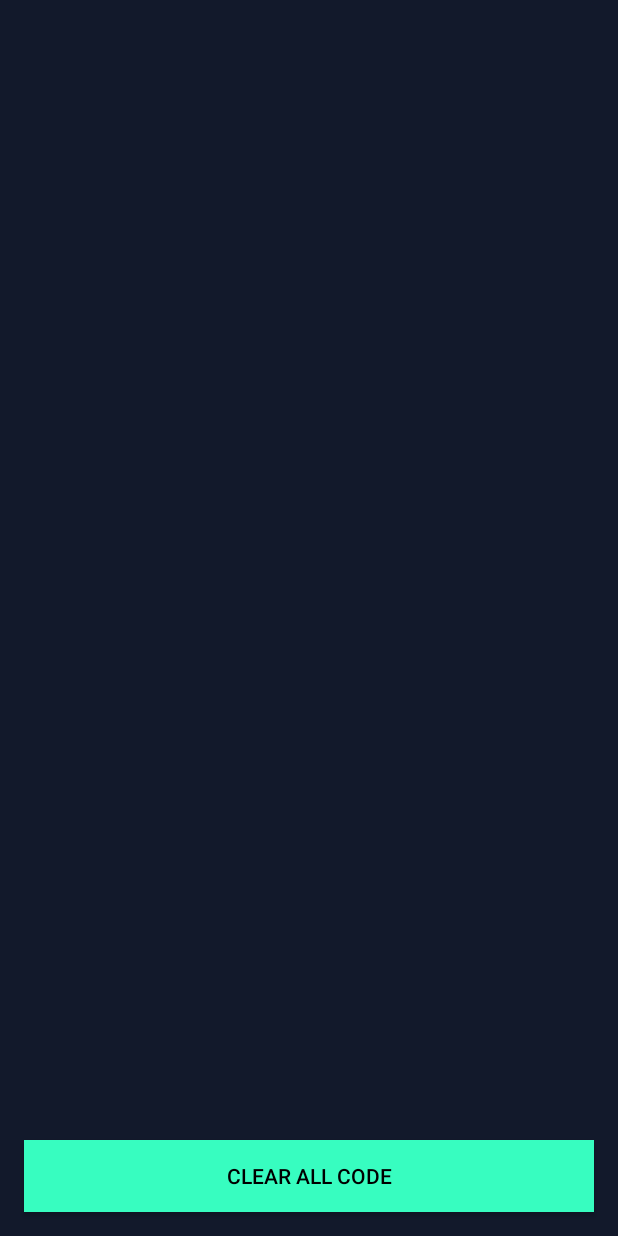
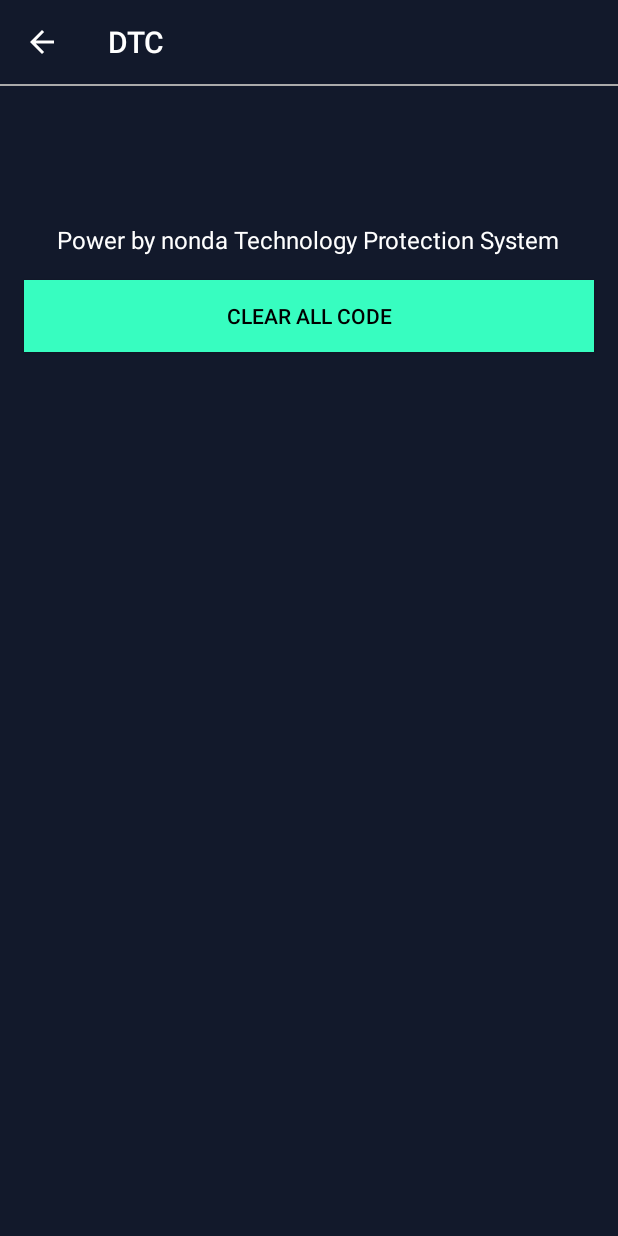
Before and after one commit to xfdingustc/DTC, an Android app: the FaultActivity screen opened directly, with no data from a screen before it, after a tap on "CLEAR ALL CODE", on a phone screen of 412 x 824 dp. Run offline under Robolectric (Android 15) with nearby library versions, the phone set to English and light mode, and no system bars; our stand-ins replace ButterKnife, EventBus; libraries missing offline, so code that uses them is left out: com.orhanobut.logger; 1 statement that could not run was skipped.

Commit message:
add Fault activity

```diff
--- a/DTC/app/src/main/java/com/nonda/dtc/FaultActivity.java
+++ b/DTC/app/src/main/java/com/nonda/dtc/FaultActivity.java
@@ -2,10 +2,22 @@ package com.nonda.dtc;
 
 import android.app.Activity;
 import android.content.Intent;
+import android.graphics.Color;
 import android.os.Bundle;
 import android.support.annotation.Nullable;
+import android.support.v7.widget.LinearLayoutManager;
+import android.support.v7.widget.RecyclerView;
+import android.view.View;
+import android.widget.TextView;
+import android.widget.Toolbar;
 
 import com.nonda.dtc.app.AppHolder;
+import com.nonda.dtc.model.DTCError;
+import com.orhanobut.logger.Logger;
+
+import org.greenrobot.eventbus.EventBus;
+import org.greenrobot.eventbus.Subscribe;
+import org.greenrobot.eventbus.ThreadMode;
 
 import butterknife.BindView;
 import butterknife.ButterKnife;
@@ -16,15 +28,34 @@ import butterknife.OnClick;
  */
 
 public class FaultActivity extends Activity {
+    private static final String TAG = FaultActivity.class.getSimpleName();
     private AppHolder mAppHolder = AppHolder.getInstance();
+
+    private IssueListAdapter mAdatper;
     public static void launch(Activity activity) {
         Intent intent = new Intent(activity, FaultActivity.class);
         activity.startActivity(intent);
     }
 
+    @Subscribe(threadMode = ThreadMode.MAIN)
+    public void onDTCError(DTCError error) {
+        mAdatper.setIssueList(error);
+        Logger.t(TAG).d("error: " + error.toString());
+        title.setText("" + error.getErrors().size() + " Issues Need to Check");
+    }
+
+    @BindView(R.id.title)
+    TextView title;
+
+    @BindView(R.id.issue_list)
+    RecyclerView issueList;
+
+    @BindView(R.id.toolbar)
+    Toolbar toolbar;
+
     @OnClick(R.id.clear)
     public void onBtnClearClicked() {
-        AppHolder.getInstance().writeCmd("ATFCDTC");
+        AppHolder.getInstance().writeCmd(DTCConsts.ATFCDTC);
     }
 
     @Override
@@ -36,5 +67,31 @@ public class FaultActivity extends Activity {
     private void initViews() {
         setContentView(R.layout.activity_fault);
         ButterKnife.bind(this);
+        AppHolder.getInstance().writeCmd(DTCConsts.ATDTC);
+
+        toolbar.setTitleTextColor(Color.WHITE);
+        toolbar.setNavigationIcon(R.drawable.ic_arrow_back);
+        toolbar.setNavigationOnClickListener(new View.OnClickListener() {
+            @Override
+            public void onClick(View v) {
+                finish();
+            }
+        });
+
+        issueList.setLayoutManager(new LinearLayoutManager(this));
+        mAdatper = new IssueListAdapter(this);
+        issueList.setAdapter(mAdatper);
+    }
+
+    @Override
+    protected void onStart() {
+        super.onStart();
+        EventBus.getDefault().register(this);
+    }
+
+    @Override
+    protected void onStop() {
+        super.onStop();
+        EventBus.getDefault().unregister(this);
     }
 }
--- /dev/null
+++ b/DTC/app/src/main/java/com/nonda/dtc/IssueListAdapter.java
@@ -0,0 +1,62 @@
+package com.nonda.dtc;
+
+import android.content.Context;
+import android.support.v7.widget.RecyclerView;
+import android.view.LayoutInflater;
+import android.view.View;
+import android.view.ViewGroup;
+import android.widget.TextView;
+
+import com.nonda.dtc.model.DTCError;
+
+import butterknife.BindView;
+import butterknife.ButterKnife;
+
+/**
+ * Created by whaley on 2017/5/28.
+ */
+
+public class IssueListAdapter extends RecyclerView.Adapter<RecyclerView.ViewHolder> {
+
+    private final Context mContext;
+    private DTCError mError;
+
+    public IssueListAdapter(Context context) {
+        this.mContext = context;
+    }
+
+    public void setIssueList(DTCError error) {
+        this.mError = error;
+        notifyDataSetChanged();
+    }
+
+    @Override
+    public RecyclerView.ViewHolder onCreateViewHolder(ViewGroup parent, int viewType) {
+        LayoutInflater inflater = LayoutInflater.from(mContext);
+        View view = inflater.inflate(R.layout.item_issue, parent, false);
+        return new IssueListViewHolder(view);
+    }
+
+    @Override
+    public void onBindViewHolder(RecyclerView.ViewHolder holder, int position) {
+        IssueListViewHolder viewHolder = (IssueListViewHolder)holder;
+        viewHolder.issueName.setText(mError.getErrors().get(position));
+    }
+
+    @Override
+    public int getItemCount() {
+        return mError == null ? 0 : mError.getErrors().size();
+    }
+
+    public class IssueListViewHolder extends RecyclerView.ViewHolder {
+
+        @BindView(R.id.issue_name)
+        TextView issueName;
+
+
+        public IssueListViewHolder(View itemView) {
+            super(itemView);
+            ButterKnife.bind(this, itemView);
+        }
+    }
+}
--- a/DTC/app/src/main/java/com/nonda/dtc/model/ObdData.java
+++ b/DTC/app/src/main/java/com/nonda/dtc/model/ObdData.java
@@ -41,7 +41,11 @@ public class ObdData {
             } else if (onePayLoad.startsWith("XM")) {
                 obdData.instantMpg = Float.valueOf(onePayLoad.substring(2));
             } else if (onePayLoad.startsWith("D")) {
-//                obdData.error = Integer.valueOf(onePayLoad.substring(1));
+                try {
+                    obdData.error = Integer.valueOf(onePayLoad.substring(1));
+                } catch (NumberFormatException e) {
+                    obdData.error = -1;
+                }
             }
         }
 
--- /dev/null
+++ b/DTC/app/src/main/java/com/nonda/dtc/views/InertiaScrollView.java
@@ -0,0 +1,51 @@
+package com.nonda.dtc.views;
+
+import android.content.Context;
+import android.util.AttributeSet;
+import android.view.MotionEvent;
+import android.view.ViewConfiguration;
+import android.widget.ScrollView;
+
+/**
+ * Created by whaley on 2017/5/28.
+ */
+
+public class InertiaScrollView extends ScrollView {
+    private int downX;
+    private int downY;
+    private int mTouchSlop;
+
+    public InertiaScrollView(Context context) {
+        super(context);
+        mTouchSlop = ViewConfiguration.get(context).getScaledTouchSlop();
+    }
+
+    public InertiaScrollView(Context context, AttributeSet attrs) {
+        super(context, attrs);
+        mTouchSlop = ViewConfiguration.get(context).getScaledTouchSlop();
+    }
+
+    public InertiaScrollView(Context context, AttributeSet attrs, int defStyleAttr) {
+        super(context, attrs, defStyleAttr);
+        mTouchSlop = ViewConfiguration.get(context).getScaledTouchSlop();
+    }
+
+    @Override
+    public boolean onInterceptTouchEvent(MotionEvent e) {
+        int action = e.getAction();
+        switch (action) {
+            case MotionEvent.ACTION_DOWN:
+                downX = (int) e.getRawX();
+                downY = (int) e.getRawY();
+                break;
+            case MotionEvent.ACTION_MOVE:
+                int moveY = (int) e.getRawY();
+                if (Math.abs(moveY - downY) > mTouchSlop) {
+                    return true;
+                }
+        }
+        return super.onInterceptTouchEvent(e);
+    }
+
+
+}
--- /dev/null
+++ b/DTC/app/src/main/res/drawable/ic_arrow_back.xml
@@ -0,0 +1,9 @@
+<vector xmlns:android="http://schemas.android.com/apk/res/android"
+        android:width="24dp"
+        android:height="24dp"
+        android:viewportWidth="24.0"
+        android:viewportHeight="24.0">
+    <path
+        android:fillColor="#FFf"
+        android:pathData="M20,11H7.83l5.59,-5.59L12,4l-8,8 8,8 1.41,-1.41L7.83,13H20v-2z"/>
+</vector>
--- a/DTC/app/src/main/res/layout/activity_fault.xml
+++ b/DTC/app/src/main/res/layout/activity_fault.xml
@@ -1,11 +1,43 @@
 <?xml version="1.0" encoding="utf-8"?>
-<FrameLayout xmlns:android="http://schemas.android.com/apk/res/android"
-    android:orientation="vertical" android:layout_width="match_parent"
+<com.nonda.dtc.views.InertiaScrollView xmlns:android="http://schemas.android.com/apk/res/android"
+    xmlns:tools="http://schemas.android.com/tools"
+    android:orientation="vertical"
+    android:layout_width="match_parent"
     android:layout_height="match_parent"
     android:background="@color/colorPrimary">
 
+    <LinearLayout
+        android:layout_width="match_parent"
+        android:layout_height="wrap_content"
+        android:orientation="vertical">
 
+        <include layout="@layout/toolbar" />
 
+        <TextView
+            android:id="@+id/title"
+            android:layout_width="wrap_content"
+            android:layout_height="wrap_content"
+            android:layout_gravity="center"
+            tools:text="2 issues need to check"
+            android:layout_marginTop="32dp"
+            android:textSize="32sp"
+            android:textColor="@color/dtcred"/>
+
+        <TextView
+            android:layout_width="wrap_content"
+            android:layout_height="wrap_content"
+            android:textColor="@android:color/white"
+            android:textSize="16sp"
+            android:layout_marginTop="16dp"
+            android:layout_gravity="center"
+            android:text="@string/powered_by_nonda"/>
+
+        <android.support.v7.widget.RecyclerView
+            android:id="@+id/issue_list"
+            android:layout_width="match_parent"
+            android:layout_height="match_parent">
+
+        </android.support.v7.widget.RecyclerView>
 
         <Button
             android:id="@+id/clear"
@@ -17,4 +49,8 @@
             android:text="Clear all code"
             android:textColor="@android:color/black"/>
 
-</FrameLayout>
+    </LinearLayout>
+
+
+
+</com.nonda.dtc.views.InertiaScrollView>
--- /dev/null
+++ b/DTC/app/src/main/res/layout/toolbar.xml
@@ -0,0 +1,21 @@
+<?xml version="1.0" encoding="utf-8"?>
+<LinearLayout xmlns:android="http://schemas.android.com/apk/res/android"
+    xmlns:app="http://schemas.android.com/apk/res-auto"
+    android:orientation="vertical"
+    android:layout_width="match_parent"
+    android:layout_height="wrap_content">
+
+
+    <Toolbar
+        android:id="@+id/toolbar"
+        android:titleTextColor="@color/toolbarTextColor"
+        android:layout_width="match_parent"
+        android:layout_height="wrap_content"
+        android:background="@color/colorPrimary"
+        android:title="DTC"></Toolbar>
+
+    <View
+        android:layout_width="match_parent"
+        android:layout_height="1dp"
+        android:background="@android:color/darker_gray"/>
+</LinearLayout>
--- a/DTC/app/src/main/res/values/colors.xml
+++ b/DTC/app/src/main/res/values/colors.xml
@@ -1,7 +1,13 @@
 <?xml version="1.0" encoding="utf-8"?>
 <resources>
     <color name="colorPrimary">#12192B</color>
-    <color name="colorPrimaryDark">#303F9F</color>
+    <color name="colorPrimaryDark">#12192B</color>
     <color name="colorAccent">#37FDC0</color>
 
+    <color name="toolbarTextColor">@android:color/white</color>
+
+    <color name="dtcred">#FF0060</color>
+
+    <color name="issue_title_color">#2B334A</color>
+
 </resources>
--- a/DTC/app/src/main/res/values/strings.xml
+++ b/DTC/app/src/main/res/values/strings.xml
@@ -74,4 +74,6 @@
     <string name="button_share">SHARE</string>
     <string name="button_clear">CLEAR</string>
     <string name="button_log">LOG</string>
+
+    <string name="powered_by_nonda">Power by nonda Technology Protection System</string>
 </resources>
```
Also changed, not shown: DTC/app/build.gradle (+6 -3 lines), DTC/app/src/main/java/com/nonda/dtc/DTCConsts.java (added, +10 -0 lines), DTC/app/src/main/java/com/nonda/dtc/MainActivity.java (+5 -2 lines), DTC/app/src/main/java/com/nonda/dtc/app/AppHolder.java (+47 -20 lines), DTC/app/src/main/java/com/nonda/dtc/model/DTCError.java (added, +40 -0 lines), DTC/app/src/main/res/layout/item_issue.xml (added, +39 -0 lines). Lines whose indentation alone changed are shown as unchanged.
